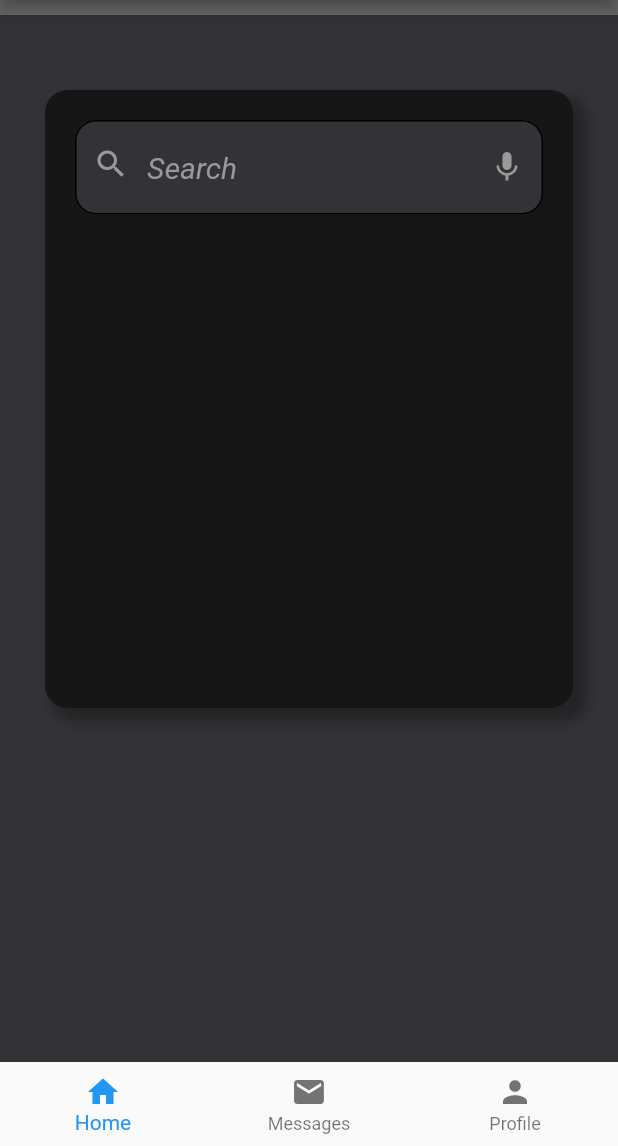
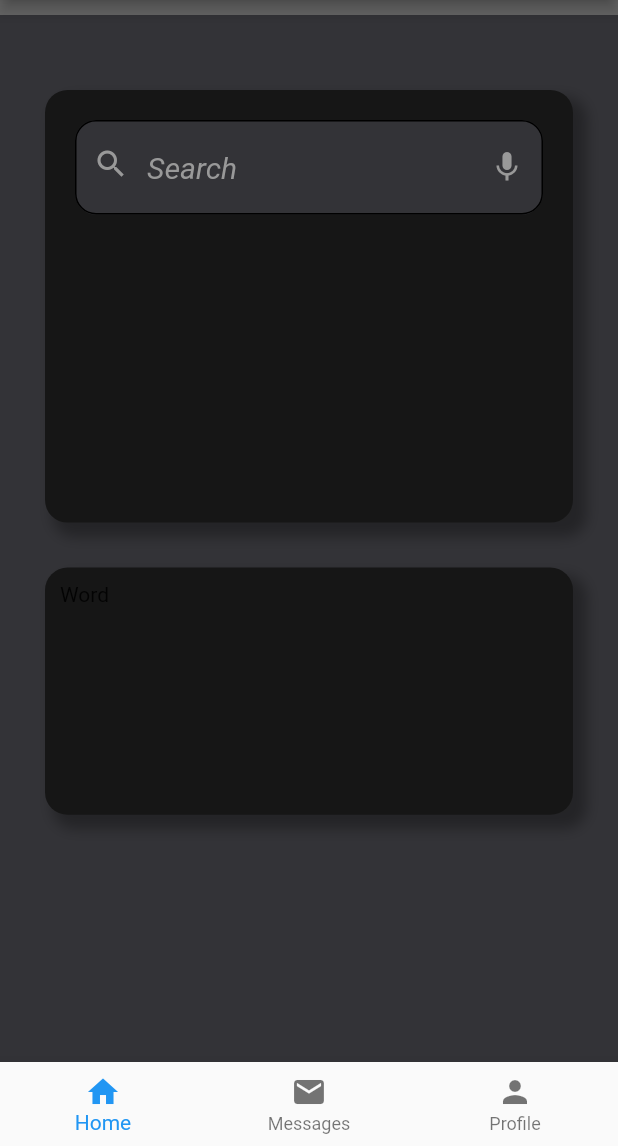
Before and after one commit to ParadoxPD/Dictionary-App, a Flutter app: the screen it shows after launch, after a tap on "Search", on a phone screen of 412 x 824 dp, the part 90-1236 px from its top. Run offline on Flutter 3.47's test engine with Material 2 defaults, Android fonts, the phone set to English and light mode, and no system bars.

```diff
--- a/app/lib/pages/landing.main.dart
+++ b/app/lib/pages/landing.main.dart
@@ -70,22 +70,50 @@ class FirstPage extends StatefulWidget {
 }
 
 class _FirstPage extends State<FirstPage> {
-  FocusNode searchedWord = new FocusNode();
+  FocusNode searchBoxFocus = new FocusNode();
   bool isSearching = false;
+
+  @override
+  void initState() {
+    super.initState();
+    searchBoxFocus = new FocusNode();
+    searchBoxFocus.addListener(_onOnFocusNodeEvent);
+  }
+
+  _onOnFocusNodeEvent() {
+    setState(() {
+      if (searchBoxFocus.hasFocus)
+        isSearching = true;
+      else
+        isSearching = false;
+    });
+  }
+
   @override
   Widget build(BuildContext context) {
-    return Scaffold(
-      resizeToAvoidBottomInset: false,
-      body: mainBody(context),
+    return GestureDetector(
+      onTap: () {
+        FocusScopeNode currentFocus = FocusScope.of(context);
+
+        if (!currentFocus.hasPrimaryFocus) {
+          currentFocus.unfocus();
+        }
+      },
+      child: Scaffold(
+        resizeToAvoidBottomInset: false,
+        body: mainBody(context),
+      ),
     );
   }
 
   Widget mainBody(BuildContext context) {
     return GestureDetector(
         onTap: () {
-          setState(() {
-            isSearching = !isSearching;
-          });
+          FocusScopeNode currentFocus = FocusScope.of(context);
+
+          if (!currentFocus.hasPrimaryFocus) {
+            currentFocus.unfocus();
+          }
         },
         child: Container(
           color: Color(0xff333337),
@@ -105,15 +133,17 @@ class _FirstPage extends State<FirstPage> {
   Widget searchBox(BuildContext context) {
     return GestureDetector(
       onTap: () {
-        setState(() {
-          isSearching = !isSearching;
-        });
+        FocusScopeNode currentFocus = FocusScope.of(context);
+
+        if (!currentFocus.hasPrimaryFocus) {
+          currentFocus.unfocus();
+        }
       },
       child: AnimatedContainer(
-        duration: Duration(milliseconds: 500),
+        duration: Duration(milliseconds: 200),
         height: !isSearching
-            ? 0.4 * MediaQuery.of(context).size.height
-            : 0.5 * MediaQuery.of(context).size.height,
+            ? 0.35 * MediaQuery.of(context).size.height
+            : 0.45 * MediaQuery.of(context).size.height,
         margin: EdgeInsets.fromLTRB(30, 50, 30, 30),
         padding: EdgeInsets.fromLTRB(10, 10, 10, 10),
         decoration: BoxDecoration(
@@ -134,7 +164,7 @@ class _FirstPage extends State<FirstPage> {
               margin: EdgeInsets.only(top: 10, left: 10, right: 10),
               padding: EdgeInsets.zero,
               child: TextField(
-                focusNode: searchedWord,
+                focusNode: searchBoxFocus,
                 style: TextStyle(color: Colors.white, fontSize: 20),
                 decoration: InputDecoration(
                   focusedBorder: new OutlineInputBorder(
@@ -184,9 +214,10 @@ class _FirstPage extends State<FirstPage> {
   Widget wordOfTheDay(BuildContext context) {
     return AnimatedOpacity(
       opacity: isSearching ? 0 : 1,
-      duration: Duration(milliseconds: 500),
-      child: Container(
-        height: 0.2 * MediaQuery.of(context).size.height,
+      duration: Duration(milliseconds: 200),
+      child: AnimatedContainer(
+        duration: Duration(milliseconds: 200),
+        height: !isSearching ? 0.2 * MediaQuery.of(context).size.height : 0,
         width: MediaQuery.of(context).size.width,
         margin: EdgeInsets.fromLTRB(30, 0, 30, 30),
         padding: EdgeInsets.fromLTRB(10, 10, 10, 10),
```
